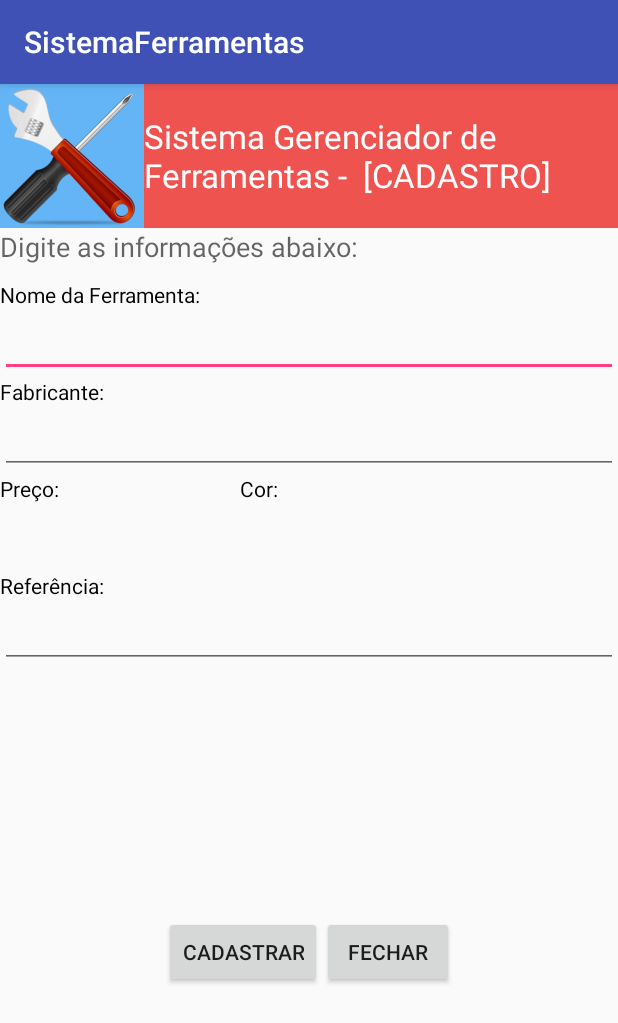
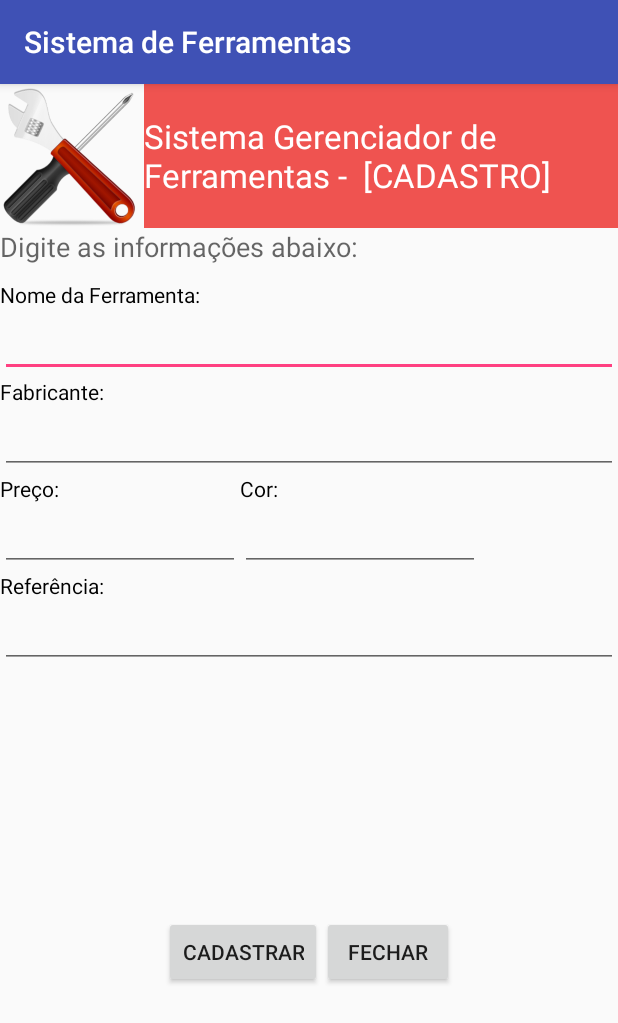
Before and after one commit to renatasantos/SistemaFerramentas, an Android app: the screen it shows after launch (CadastrarFerramentaActivity), after a tap on "CADASTRAR FERRAMENTA", on a phone screen of 412 x 824 dp. Shown: the top 1023 px of the screen. Run offline under Robolectric (Android 15) with nearby library versions, the phone set to English and light mode, and no system bars.

Commit message:
Correção dos campos cor e preço que nçao estavam editaveis

```diff
--- a/app/src/main/java/com/example/renata/sistemaferramentas/MenuPrincipalActivity.java
+++ b/app/src/main/java/com/example/renata/sistemaferramentas/MenuPrincipalActivity.java
@@ -71,10 +71,10 @@ public class MenuPrincipalActivity extends AppCompatActivity {
         });
 
         try {
-            db = openOrCreateDatabase("bancoDados", Context.MODE_PRIVATE, null);
-            db.execSQL("create table if not exists" + "ferramentas(numreg integer primary key" +
+            db = openOrCreateDatabase("banco_dados", Context.MODE_PRIVATE, null);
+            db.execSQL("create table if not exists" + "ferramentas(numreg integer primary key," +
                     "autoincrement, nome_ferramenta text not null, " + "fabricante text not null," +
-                    "preco float not null, " + "cor text not null, " + "referencia text not null)");
+                    "preco float not null, " + "cor text not null, referencia text not null)");
         } catch (Exception e) {
             MostraMensagem("Erro " + e.toString());
         }
--- a/app/src/main/res/layout/activity_alterar_dados.xml
+++ b/app/src/main/res/layout/activity_alterar_dados.xml
@@ -9,8 +9,7 @@
 
     <LinearLayout
         android:layout_width="match_parent"
-        android:layout_height="wrap_content"
-        android:background="#64b5f6">
+        android:layout_height="wrap_content">
 
         <ImageView
             android:id="@+id/imageview1"
--- a/app/src/main/res/layout/activity_busca_ferramenta.xml
+++ b/app/src/main/res/layout/activity_busca_ferramenta.xml
@@ -9,8 +9,7 @@
 
     <LinearLayout
         android:layout_width="match_parent"
-        android:layout_height="wrap_content"
-        android:background="#64b5f6">
+        android:layout_height="wrap_content">
 
         <ImageView
             android:id="@+id/imageview1"
--- a/app/src/main/res/layout/activity_cadastrar_ferramenta.xml
+++ b/app/src/main/res/layout/activity_cadastrar_ferramenta.xml
@@ -9,8 +9,7 @@
 
     <LinearLayout
         android:layout_width="match_parent"
-        android:layout_height="wrap_content"
-        android:background="#64b5f6">
+        android:layout_height="wrap_content">
 
         <ImageView
             android:id="@+id/imageview1"
@@ -93,8 +92,8 @@
             android:orientation="vertical">
 
             <TextView
-                android:layout_width="wrap_content"
-                android:layout_height="match_parent"
+                android:layout_width="match_parent"
+                android:layout_height="wrap_content"
                 android:id="@+id/txtView1"
                 android:text="Preço:"
                 android:textColor="#000000"
@@ -113,8 +112,8 @@
             android:orientation="vertical">
 
             <TextView
-                android:layout_width="wrap_content"
-                android:layout_height="match_parent"
+                android:layout_width="match_parent"
+                android:layout_height="wrap_content"
                 android:id="@+id/txtView2"
                 android:text="Cor:"
                 android:textColor="#000000"
--- a/app/src/main/res/layout/activity_consultar_ferramenta.xml
+++ b/app/src/main/res/layout/activity_consultar_ferramenta.xml
@@ -9,8 +9,7 @@
 
     <LinearLayout
         android:layout_width="match_parent"
-        android:layout_height="wrap_content"
-        android:background="#64b5f6">
+        android:layout_height="wrap_content">
 
         <ImageView
             android:id="@+id/imageview1"
--- a/app/src/main/res/layout/activity_excluir_ferramenta.xml
+++ b/app/src/main/res/layout/activity_excluir_ferramenta.xml
@@ -9,8 +9,7 @@
 
     <LinearLayout
         android:layout_width="match_parent"
-        android:layout_height="wrap_content"
-        android:background="#64b5f6">
+        android:layout_height="wrap_content">
 
         <ImageView
             android:id="@+id/imageview1"
--- a/app/src/main/res/layout/activity_menu_principal.xml
+++ b/app/src/main/res/layout/activity_menu_principal.xml
@@ -9,8 +9,7 @@
 
     <LinearLayout
         android:layout_width="match_parent"
-        android:layout_height="wrap_content"
-        android:background="#3BA0E2">
+        android:layout_height="wrap_content">
 
         <ImageView
             android:id="@+id/imageView1"
--- a/app/src/main/res/values/strings.xml
+++ b/app/src/main/res/values/strings.xml
@@ -1,3 +1,3 @@
 <resources>
-    <string name="app_name">SistemaFerramentas</string>
+    <string name="app_name">Sistema de Ferramentas</string>
 </resources>
```
